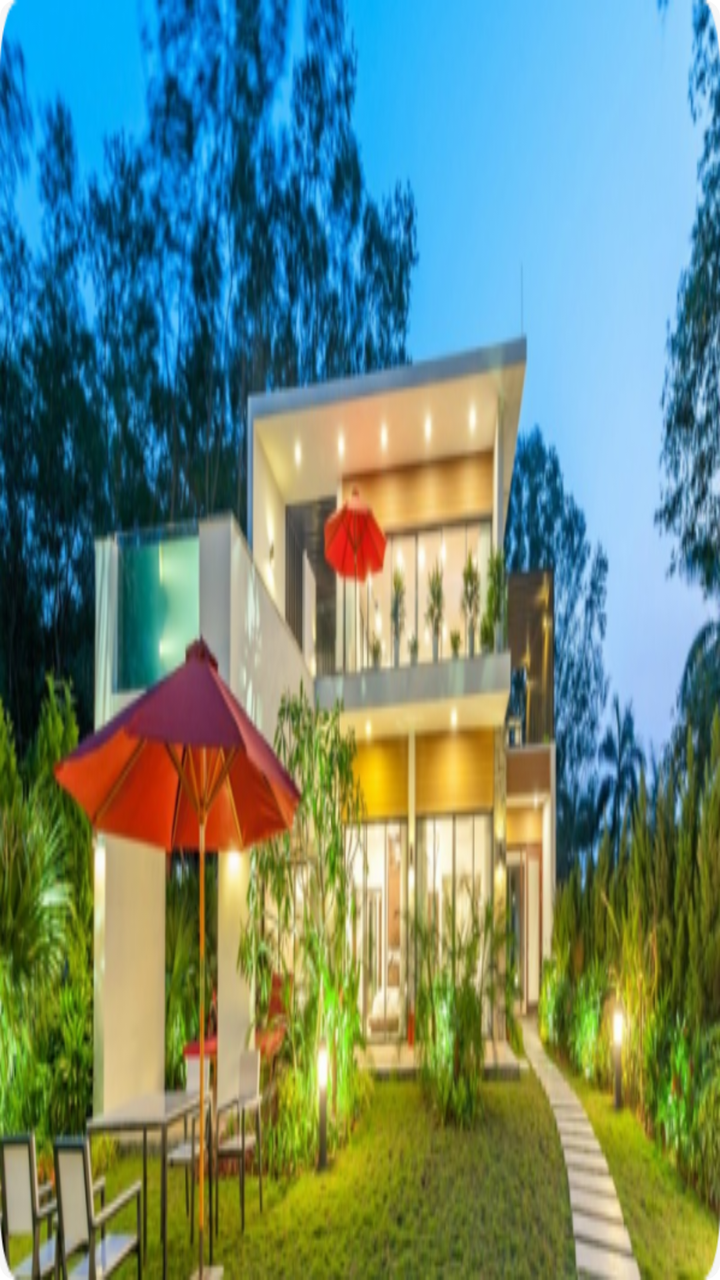
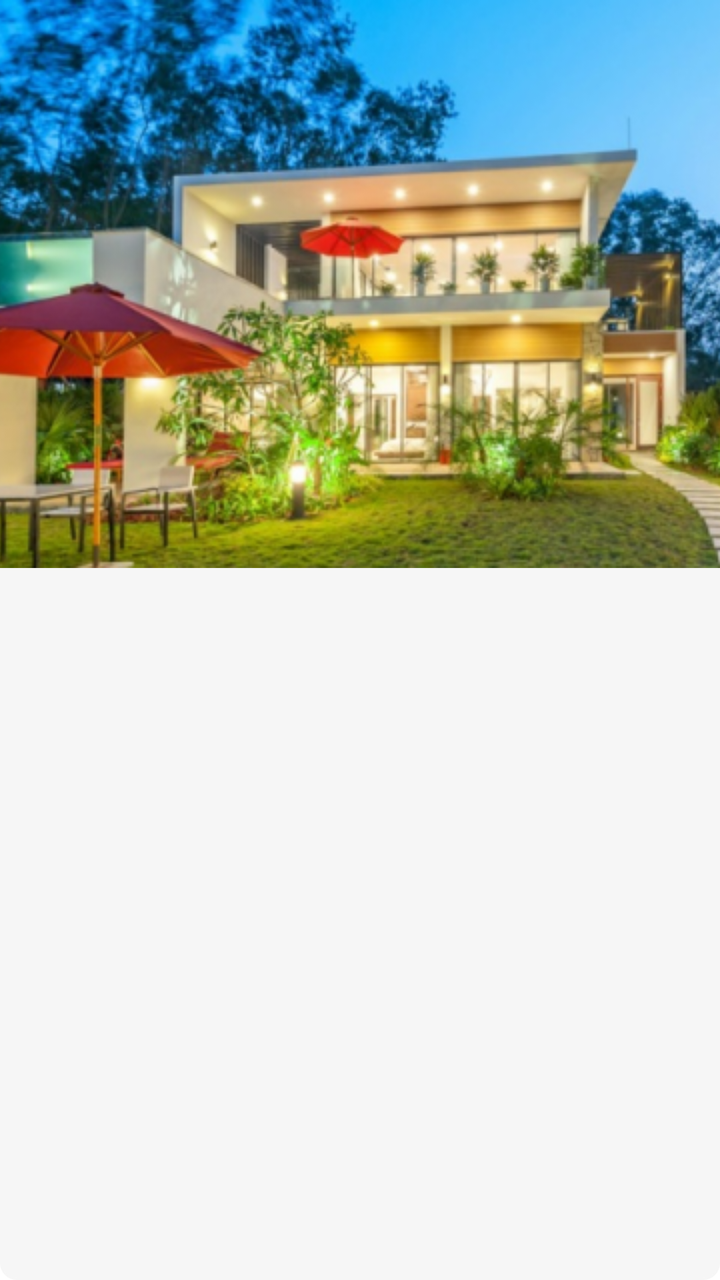

Compare the two renders of this Android layout. The source of the first and the diff that turns it into the second are given below.
<!-- AndroidManifest.xml: application theme Base.Theme.TEPTimeshareExchangePlatform -->
<!-- res/layout/item_view_pager_adapter.xml -->
<?xml version="1.0" encoding="utf-8"?>
<androidx.constraintlayout.widget.ConstraintLayout
    xmlns:android="http://schemas.android.com/apk/res/android"
    xmlns:app="http://schemas.android.com/apk/res-auto"
    xmlns:tools="http://schemas.android.com/tools"
    android:background="@drawable/background_stroke_around"
    android:backgroundTint="#F6F6F6"
    android:layout_width="match_parent"
    android:layout_height="match_parent">
    

        <ImageView
            android:id="@+id/im_resortImage"
            android:layout_width="match_parent"
            android:layout_height="match_parent"
            android:scaleType="fitXY"
            android:src="@drawable/im_material_resort"/>















</androidx.constraintlayout.widget.ConstraintLayout>
<!-- resources referenced by this layout -->
<resources>
  <!-- drawable background_stroke_around (drawable) -->
  <?xml version="1.0" encoding="utf-8"?>
  <shape xmlns:android="http://schemas.android.com/apk/res/android"
      android:shape="rectangle"
      >
      <stroke android:width="1dp" android:color="@color/primary_background"/>
      <corners android:radius="8dp"/>
  
  </shape>
  <!-- drawable im_material_resort: png bitmap (drawable, 362643 bytes) -->
  <style name="Base.Theme.TEPTimeshareExchangePlatform" parent="Theme.MaterialComponents.DayNight.NoActionBar">
          <item name="android:statusBarColor">@color/white</item>
          <item name="android:windowLightStatusBar">true</item> 
      </style>
  <color name="primary_background">#C9C9C9</color>
  <color name="white">#FFFFFFFF</color>
</resources>

<!-- the commit's change to res/layout/item_view_pager_adapter.xml (unified diff, before → after) -->
@@ -9,22 +9,24 @@
     android:layout_height="match_parent">
     
 
+
+    <LinearLayout
+        android:layout_width="match_parent"
+        android:layout_height="wrap_content"
+        android:gravity="center"
+        app:layout_constraintEnd_toEndOf="parent"
+        app:layout_constraintStart_toStartOf="parent"
+        app:layout_constraintTop_toTopOf="parent">
+
         <ImageView
             android:id="@+id/im_resortImage"
             android:layout_width="match_parent"
-            android:layout_height="match_parent"
-            android:scaleType="fitXY"
-            android:src="@drawable/im_material_resort"/>
+            android:layout_height="wrap_content"
+            android:scaleType="centerCrop"
+            android:src="@drawable/im_material_resort" />
 
 
-
-
-
-
-
-
-
-
+    </LinearLayout>
 
 
 
